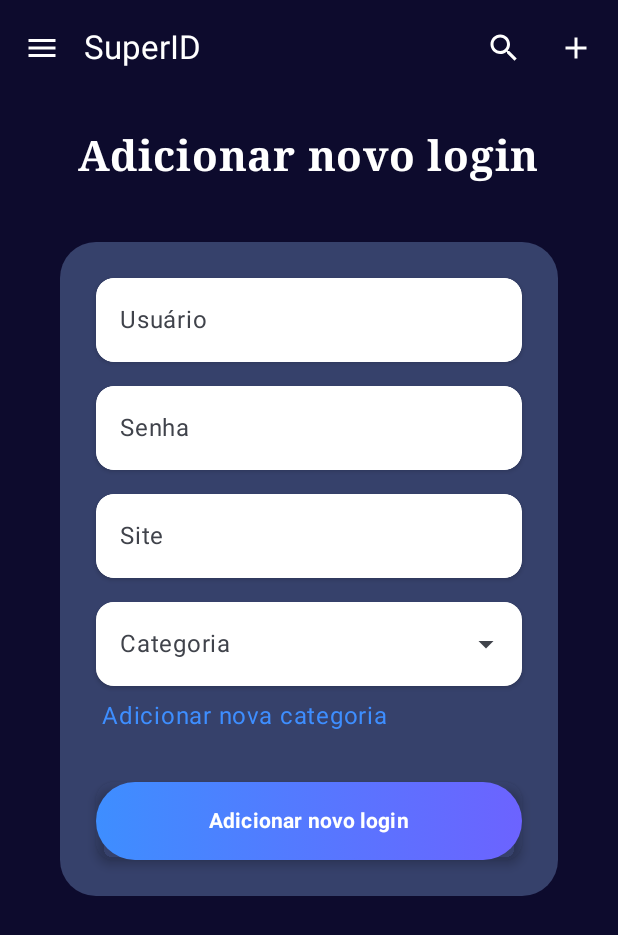
After one commit to HenriqueMartelini/PI3-Turma5-5, an Android app built with Jetpack Compose: the RegisterLoginActivity screen opened directly, with no data from a screen before it, on a phone screen of 412 x 824 dp. The commit adds this screen. Shown: the top 935 px of the screen. Run offline under Robolectric (Android 15) with nearby library versions, the phone set to English and light mode, and no system bars; our stand-ins replace Firebase (no records; nobody signed in at launch, a user with empty details on screens opened directly).

Commit message:
New login register activity not functional

```diff
--- a/app/build.gradle.kts
+++ b/app/build.gradle.kts
@@ -76,6 +76,7 @@ dependencies {
     implementation (libs.circleindicator)
     implementation(libs.androidx.navigation.runtime.ktx)
     implementation(libs.androidx.navigation.compose)
+    implementation(libs.androidx.navigation.runtime.android)
     testImplementation(libs.junit)
     androidTestImplementation(libs.androidx.junit)
     androidTestImplementation(libs.androidx.espresso.core)
@@ -90,4 +91,5 @@ dependencies {
     implementation (libs.androidx.camera.view)
     implementation (libs.barcode.scanning)
     implementation (libs.firebase.firestore.ktx.v2400)
+    implementation (libs.material3)
 }
--- a/app/src/main/AndroidManifest.xml
+++ b/app/src/main/AndroidManifest.xml
@@ -42,6 +42,8 @@
             android:exported="true"
             android:theme="@style/Theme.Superid" />
 
+        <activity android:name=".ui.RegisterLoginActivity" />
+
     </application>
 
 </manifest>
--- a/app/src/main/java/com/puc/superid/MainActivity.kt
+++ b/app/src/main/java/com/puc/superid/MainActivity.kt
@@ -20,13 +20,16 @@ import androidx.compose.ui.Alignment
 import androidx.compose.ui.Modifier
 import androidx.compose.ui.graphics.Brush
 import androidx.compose.ui.graphics.Color
+import androidx.compose.ui.platform.LocalContext
 import androidx.compose.ui.unit.dp
 import com.google.firebase.auth.FirebaseAuth
 import com.google.firebase.firestore.ktx.firestore
 import com.google.firebase.ktx.Firebase
 import com.puc.superid.ui.OnboardingActivity
+import com.puc.superid.ui.RegisterLoginActivity
 import com.puc.superid.ui.login.LoginScreen
 import com.puc.superid.ui.theme.SuperidTheme
+import com.puc.superid.utils.FirebaseUtils
 
 class MainActivity : ComponentActivity() {
 
@@ -46,7 +49,7 @@ class MainActivity : ComponentActivity() {
             startActivity(Intent(this, LoginScreen::class.java))
             finish()
         } else {
-            val isFirstTime = true
+            //val isFirstTime = true
             if (isFirstTime) {
                 sharedPreferences.edit().putBoolean("isFirstTime", false).apply()
                 startActivity(Intent(this, OnboardingActivity::class.java))
@@ -62,26 +65,14 @@ class MainActivity : ComponentActivity() {
     }
 }
 
-fun fetchLoginPartners(onResult: (List<String>) -> Unit) {
-    val db = Firebase.firestore
-    db.collection("loginPartner")
-        .get()
-        .addOnSuccessListener { documents ->
-            val docNames = documents.map { it.id }
-            onResult(docNames)
-        }
-        .addOnFailureListener {
-            onResult(emptyList())
-        }
-}
-
 @OptIn(ExperimentalMaterial3Api::class)
 @Composable
 fun MainScreen() {
     val logins = remember { mutableStateListOf<String>() }
+    val context = LocalContext.current
 
     LaunchedEffect(Unit) {
-        fetchLoginPartners { fetchedLogins ->
+        FirebaseUtils.fetchLoginPartners { fetchedLogins ->
             logins.clear()
             logins.addAll(fetchedLogins)
         }
@@ -114,15 +105,17 @@ fun MainScreen() {
                     },
                     navigationIcon = {
                         IconButton(onClick = { /* Drawer futuro */ }) {
-                            Icon(Icons.Default.Menu, contentDescription = "Menu")
+                            Icon(Icons.Default.Menu, contentDescription = "Menu", tint = Color.White)
                         }
                     },
                     actions = {
                         IconButton(onClick = { /* Buscar */ }) {
-                            Icon(Icons.Default.Search, contentDescription = "Buscar")
+                            Icon(Icons.Default.Search, contentDescription = "Buscar", tint = Color.White)
                         }
-                        IconButton(onClick = { /* Adicionar */ }) {
-                            Icon(Icons.Default.Add, contentDescription = "Adicionar")
+                        IconButton(onClick = {
+                            context.startActivity(Intent(context, RegisterLoginActivity::class.java))
+                        }) {
+                            Icon(Icons.Default.Add, contentDescription = "Adicionar", tint = Color.White)
                         }
                     }
                 )
--- /dev/null
+++ b/app/src/main/java/com/puc/superid/ui/RegisterLoginActivity.kt
@@ -0,0 +1,304 @@
+package com.puc.superid.ui
+
+import android.os.Bundle
+import android.util.Log
+import android.widget.Toast
+import androidx.activity.ComponentActivity
+import androidx.activity.compose.setContent
+import androidx.compose.foundation.background
+import androidx.compose.foundation.clickable
+import androidx.compose.foundation.layout.*
+import androidx.compose.foundation.shape.RoundedCornerShape
+import androidx.compose.material.icons.Icons
+import androidx.compose.material.icons.filled.Add
+import androidx.compose.material.icons.filled.Menu
+import androidx.compose.material.icons.filled.Search
+import androidx.compose.material3.*
+import androidx.compose.runtime.*
+import androidx.compose.ui.Alignment
+import androidx.compose.ui.Modifier
+import androidx.compose.ui.draw.shadow
+import androidx.compose.ui.graphics.Brush
+import androidx.compose.ui.graphics.Color
+import androidx.compose.ui.platform.LocalContext
+import androidx.compose.ui.text.font.FontFamily
+import androidx.compose.ui.text.font.FontWeight
+import androidx.compose.ui.text.input.PasswordVisualTransformation
+import androidx.compose.ui.text.input.VisualTransformation
+import androidx.compose.ui.unit.dp
+import androidx.compose.ui.unit.sp
+import androidx.navigation.NavController
+import androidx.navigation.NavHostController
+import androidx.navigation.compose.NavHost
+import androidx.navigation.compose.composable
+import androidx.navigation.compose.rememberNavController
+import com.google.firebase.firestore.FirebaseFirestore
+import com.puc.superid.ui.theme.SuperidTheme
+import com.puc.superid.utils.FirebaseUtils
+
+class RegisterLoginActivity : ComponentActivity() {
+    override fun onCreate(savedInstanceState: Bundle?) {
+        super.onCreate(savedInstanceState)
+        setContent {
+            SuperidTheme {
+                val navController = rememberNavController()
+                AppNavHost(navController)
+            }
+        }
+    }
+}
+
+@Composable
+fun AppNavHost(navController: NavHostController) {
+    NavHost(navController = navController, startDestination = "register_login") {
+        composable("register_login") {
+            RegisterLoginScreen(navController)
+        }
+        composable("home") {
+            Text("Home Screen", color = Color.White, modifier = Modifier
+                .fillMaxSize()
+                .background(Color.DarkGray))
+        }
+        composable("nova_categoria") {
+            Text("Tela de Cadastro de Nova Categoria", color = Color.White, modifier = Modifier
+                .fillMaxSize()
+                .background(Color.DarkGray))
+        }
+    }
+}
+
+@OptIn(ExperimentalMaterial3Api::class)
+@Composable
+fun RegisterLoginScreen(navController: NavController) {
+    val context = LocalContext.current
+    val categories = remember { mutableStateListOf<String>() }
+    var selectedCategory by remember { mutableStateOf("") }
+    var expanded by remember { mutableStateOf(false) }
+
+    var username by remember { mutableStateOf("") }
+    var password by remember { mutableStateOf("") }
+    var site by remember { mutableStateOf("") }
+
+    val gradient = Brush.horizontalGradient(
+        listOf(Color(0xFF3E8EFF), Color(0xFF6C63FF))
+    )
+
+    LaunchedEffect(Unit) {
+        FirebaseUtils.fetchCategorias { categorias ->
+            Log.d("FirebaseDebug", "Categorias recebidas: $categorias")
+            categories.addAll(categorias)
+            if (categories.isNotEmpty()) {
+                selectedCategory = categories.first()
+            }
+        }
+    }
+
+    Scaffold(
+        topBar = {
+            TopAppBar(
+                title = {
+                    Text(
+                        "SuperID",
+                        color = Color.White,
+                        modifier = Modifier.clickable {
+                            (context as? RegisterLoginActivity)?.finish()
+                        }
+                    )
+                },
+                navigationIcon = {
+                    IconButton(onClick = { }) {
+                        Icon(Icons.Default.Menu, contentDescription = "Menu", tint = Color.White)
+                    }
+                },
+                actions = {
+                    IconButton(onClick = { }) {
+                        Icon(Icons.Default.Search, contentDescription = "Buscar", tint = Color.White)
+                    }
+                    IconButton(onClick = { }) {
+                        Icon(Icons.Default.Add, contentDescription = "Adicionar", tint = Color.White)
+                    }
+                },
+                colors = TopAppBarDefaults.mediumTopAppBarColors(containerColor = Color(0xFF0D0B2D))
+            )
+        },
+        containerColor = Color(0xFF0D0B2D)
+    ) { padding ->
+        Box(
+            modifier = Modifier
+                .fillMaxSize()
+                .padding(padding)
+                .background(Color(0xFF0D0B2D))
+                .padding(horizontal = 24.dp)
+        ) {
+            Column(
+                horizontalAlignment = Alignment.CenterHorizontally,
+                verticalArrangement = Arrangement.Top,
+                modifier = Modifier.fillMaxSize()
+            ) {
+                Spacer(modifier = Modifier.height(24.dp))
+
+                Text(
+                    text = "Adicionar novo login",
+                    color = Color.White,
+                    fontSize = 28.sp,
+                    fontWeight = FontWeight.Bold,
+                    fontFamily = FontFamily.Serif,
+                    modifier = Modifier.padding(bottom = 24.dp)
+                )
+
+                Card(
+                    modifier = Modifier
+                        .fillMaxWidth()
+                        .padding(16.dp),
+                    shape = RoundedCornerShape(24.dp),
+                    colors = CardDefaults.cardColors(containerColor = Color(0xAA4B5C8A))
+                ) {
+                    Column(
+                        modifier = Modifier
+                            .padding(24.dp)
+                            .fillMaxWidth()
+                    ) {
+                        CustomInputField(
+                            label = "Usuário",
+                            value = username,
+                            onValueChange = { username = it }
+                        )
+
+                        Spacer(modifier = Modifier.height(16.dp))
+
+                        CustomInputField(
+                            label = "Senha",
+                            value = password,
+                            onValueChange = { password = it },
+                            isPassword = true
+                        )
+
+                        Spacer(modifier = Modifier.height(16.dp))
+
+                        CustomInputField(
+                            label = "Site",
+                            value = site,
+                            onValueChange = { site = it }
+                        )
+
+                        Spacer(modifier = Modifier.height(16.dp))
+
+                        Column(modifier = Modifier.fillMaxWidth()) {
+                            ExposedDropdownMenuBox(
+                                expanded = expanded,
+                                onExpandedChange = { expanded = !expanded }
+                            ) {
+                                TextField(
+                                    value = selectedCategory,
+                                    onValueChange = {},
+                                    readOnly = true,
+                                    label = { Text("Categoria") },
+                                    trailingIcon = {
+                                        ExposedDropdownMenuDefaults.TrailingIcon(expanded)
+                                    },
+                                    modifier = Modifier
+                                        .fillMaxWidth()
+                                        .background(Color.White, RoundedCornerShape(12.dp))
+                                        .shadow(2.dp, RoundedCornerShape(12.dp)),
+                                    shape = RoundedCornerShape(12.dp),
+                                    colors = TextFieldDefaults.colors(
+                                        focusedContainerColor = Color.White,
+                                        unfocusedContainerColor = Color.White,
+                                        focusedIndicatorColor = Color.Transparent,
+                                        unfocusedIndicatorColor = Color.Transparent,
+                                        focusedTextColor = Color.Black,
+                                        unfocusedTextColor = Color.Black
+                                    )
+                                )
+
+                                ExposedDropdownMenu(
+                                    expanded = expanded,
+                                    onDismissRequest = { expanded = false }
+                                ) {
+                                    categories.forEach { selectionOption ->
+                                        DropdownMenuItem(
+                                            text = { Text(selectionOption) },
+                                            onClick = {
+                                                selectedCategory = selectionOption
+                                                expanded = false
+                                            }
+                                        )
+                                    }
+                                }
+                            }
+
+                            Spacer(modifier = Modifier.height(8.dp))
+
+                            Text(
+                                text = "Adicionar nova categoria",
+                                color = Color(0xFF3E8EFF),
+                                modifier = Modifier
+                                    .clickable { navController.navigate("nova_categoria") }
+                                    .padding(start = 4.dp)
+                            )
+                        }
+
+                        Spacer(modifier = Modifier.height(32.dp))
+
+                        Button(
+                            onClick = {
+                                if (username.isNotBlank() && password.isNotBlank() && site.isNotBlank()) {
+                                    Toast.makeText(context, "Login adicionado!", Toast.LENGTH_SHORT).show()
+                                    navController.popBackStack()
+                                } else {
+                                    Toast.makeText(context, "Preencha todos os campos", Toast.LENGTH_SHORT).show()
+                                }
+                            },
+                            modifier = Modifier
+                                .fillMaxWidth()
+                                .height(52.dp)
+                                .shadow(4.dp, RoundedCornerShape(12.dp)),
+                            colors = ButtonDefaults.buttonColors(containerColor = Color.Transparent),
+                            contentPadding = PaddingValues()
+                        ) {
+                            Box(
+                                modifier = Modifier
+                                    .fillMaxSize()
+                                    .background(gradient, RoundedCornerShape(12.dp)),
+                                contentAlignment = Alignment.Center
+                            ) {
+                                Text(
+                                    text = "Adicionar novo login",
+                                    color = Color.White,
+                                    fontWeight = FontWeight.Bold
+                                )
+                            }
+                        }
+                    }
+                }
+            }
+        }
+    }
+}
+
+@Composable
+fun CustomInputField(
+    label: String,
+    value: String,
+    onValueChange: (String) -> Unit,
+    isPassword: Boolean = false
+) {
+    TextField(
+        value = value,
+        onValueChange = onValueChange,
+        label = { Text(label) },
+        singleLine = true,
+        visualTransformation = if (isPassword) PasswordVisualTransformation() else VisualTransformation.None,
+        modifier = Modifier
+            .fillMaxWidth()
+            .shadow(2.dp, RoundedCornerShape(12.dp))
+            .background(Color.White, RoundedCornerShape(12.dp)),
+        shape = RoundedCornerShape(12.dp),
+        colors = TextFieldDefaults.colors(
+            focusedContainerColor = Color.White,
+            unfocusedContainerColor = Color.White,
+            focusedIndicatorColor = Color.Transparent,
+            unfocusedIndicatorColor = Color.Transparent
+        )
+    )
+}
--- a/app/src/main/java/com/puc/superid/ui/login/LoginScreen.kt
+++ b/app/src/main/java/com/puc/superid/ui/login/LoginScreen.kt
@@ -22,7 +22,7 @@ import androidx.lifecycle.viewmodel.compose.viewModel
 import androidx.navigation.NavController
 import androidx.navigation.compose.rememberNavController
 import com.puc.superid.MainActivity
-import com.puc.superid.ui.navigation.AppNavigation
+import com.puc.superid.utils.navigation.AppNavigation
 import com.puc.superid.ui.theme.SuperidTheme
 import com.puc.superid.viewmodel.LoginViewModel
 
--- a/app/src/main/java/com/puc/superid/utils/FirebaseUtils.kt
+++ b/app/src/main/java/com/puc/superid/utils/FirebaseUtils.kt
@@ -33,7 +33,13 @@ object FirebaseUtils {
      * @throws FirebaseAuthException Lançado se ocorrer um erro ao criar o usuário no Firebase Authentication
      * @throws Exception Lançado se ocorrer qualquer outro erro ao salvar o usuário
      */
-    suspend fun registerUserInFirestore(name: String, email: String, password: String, imei: String, context: Context) {
+    suspend fun registerUserInFirestore(
+        name: String,
+        email: String,
+        password: String,
+        imei: String,
+        context: Context
+    ) {
         val auth = FirebaseAuth.getInstance()
         val firestore = FirebaseFirestore.getInstance()
 
@@ -72,16 +78,34 @@ object FirebaseUtils {
             throw e
         }
     }
+
     fun fetchLoginPartners(onResult: (List<String>) -> Unit) {
         val db = Firebase.firestore
         db.collection("loginPartner")
             .get()
             .addOnSuccessListener { documents ->
-                val logins = documents.map { it.getString("login") ?: "" }
-                onResult(logins)
+                val docNames = documents.map { it.id }
+                onResult(docNames)
+            }
+            .addOnFailureListener {
+                onResult(emptyList())
+            }
+    }
+
+    fun fetchCategorias(onResult: (List<String>) -> Unit) {
+        val db = Firebase.firestore
+        db.collection("categorias")
+            .get()
+            .addOnSuccessListener { documents ->
+                Log.d("FirebaseDebug", "Número de documentos encontrados: ${documents.size()}")
+                if (documents.isEmpty) {
+                    Log.d("FirebaseDebug", "Nenhum documento encontrado na coleção 'categorias'.")
+                }
+                val categorias = documents.map { it.id }
+                onResult(categorias)
             }
             .addOnFailureListener { exception ->
-                // Tratar erro
+                Log.e("FirebaseUtils", "Erro ao carregar categorias: ${exception.message}")
                 onResult(emptyList())
             }
     }
--- a/app/src/main/java/com/puc/superid/ui/navigation/AppNavigation.kt
+++ b/app/src/main/java/com/puc/superid/utils/navigation/AppNavigation.kt
@@ -1,4 +1,4 @@
-package com.puc.superid.ui.navigation
+package com.puc.superid.utils.navigation
 
 import androidx.compose.runtime.Composable
 import androidx.navigation.NavHostController
--- a/gradle/libs.versions.toml
+++ b/gradle/libs.versions.toml
@@ -25,6 +25,7 @@ firebaseAuthKtx = "23.2.0"
 firebaseFirestoreKtx = "25.1.3"
 lifecycleViewmodelCompose = "2.8.7"
 material = "1.7.8"
+material3 = "1.3.2"
 ui = "1.7.8"
 uiToolingPreview = "1.7.8"
 viewpager2 = "1.1.0"
@@ -32,6 +33,7 @@ appcompat = "1.7.0"
 zxingAndroidEmbedded = "4.3.0"
 navigationRuntimeKtx = "2.8.9"
 navigationCompose = "2.8.9"
+navigationRuntimeAndroid = "2.9.0"
 
 [libraries]
 androidx-activity-compose-v160 = { module = "androidx.activity:activity-compose", version.ref = "activityComposeVersion" }
@@ -69,6 +71,7 @@ koin-androidx-viewmodel = { module = "io.insert-koin:koin-androidx-viewmodel", v
 kotlin-gradle-plugin = { module = "org.jetbrains.kotlin:kotlin-gradle-plugin", version.ref = "kotlinGradlePlugin" }
 firebase-auth-ktx = { group = "com.google.firebase", name = "firebase-auth-ktx", version.ref = "firebaseAuthKtx" }
 firebase-firestore-ktx = { group = "com.google.firebase", name = "firebase-firestore-ktx", version.ref = "firebaseFirestoreKtx" }
+material3 = { module = "androidx.compose.material3:material3", version.ref = "material3" }
 ui = { module = "androidx.compose.ui:ui", version.ref = "ui" }
 ui-tooling-preview = { module = "androidx.compose.ui:ui-tooling-preview", version.ref = "uiToolingPreview" }
 androidx-viewpager2 = { group = "androidx.viewpager2", name = "viewpager2", version.ref = "viewpager2" }
@@ -76,6 +79,7 @@ androidx-appcompat = { group = "androidx.appcompat", name = "appcompat", version
 zxing-android-embedded = { module = "com.journeyapps:zxing-android-embedded", version.ref = "zxingAndroidEmbedded" }
 androidx-navigation-runtime-ktx = { group = "androidx.navigation", name = "navigation-runtime-ktx", version.ref = "navigationRuntimeKtx" }
 androidx-navigation-compose = { group = "androidx.navigation", name = "navigation-compose", version.ref = "navigationCompose" }
+androidx-navigation-runtime-android = { group = "androidx.navigation", name = "navigation-runtime-android", version.ref = "navigationRuntimeAndroid" }
 
 [plugins]
 android-application = { id = "com.android.application", version.ref = "agp" }
```
